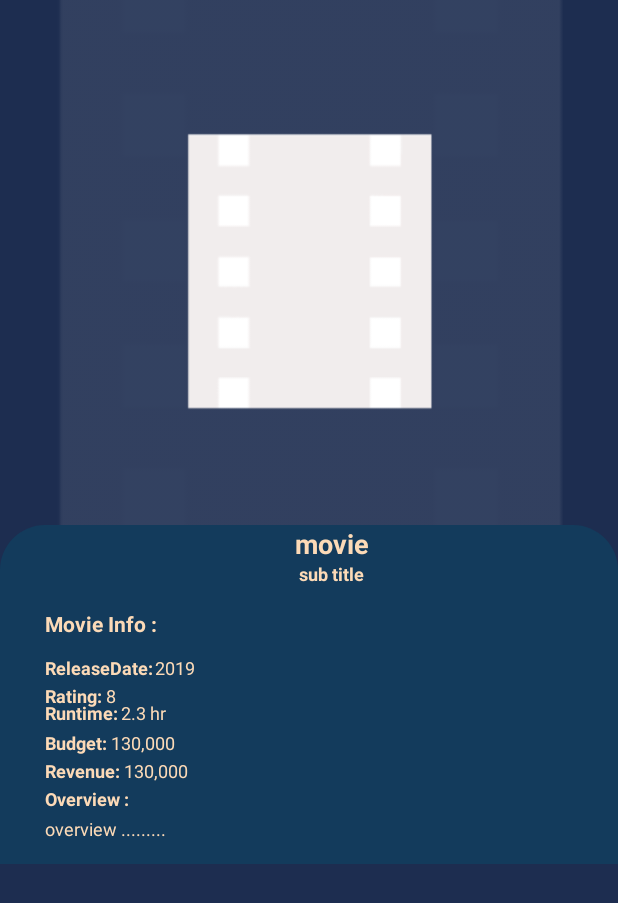
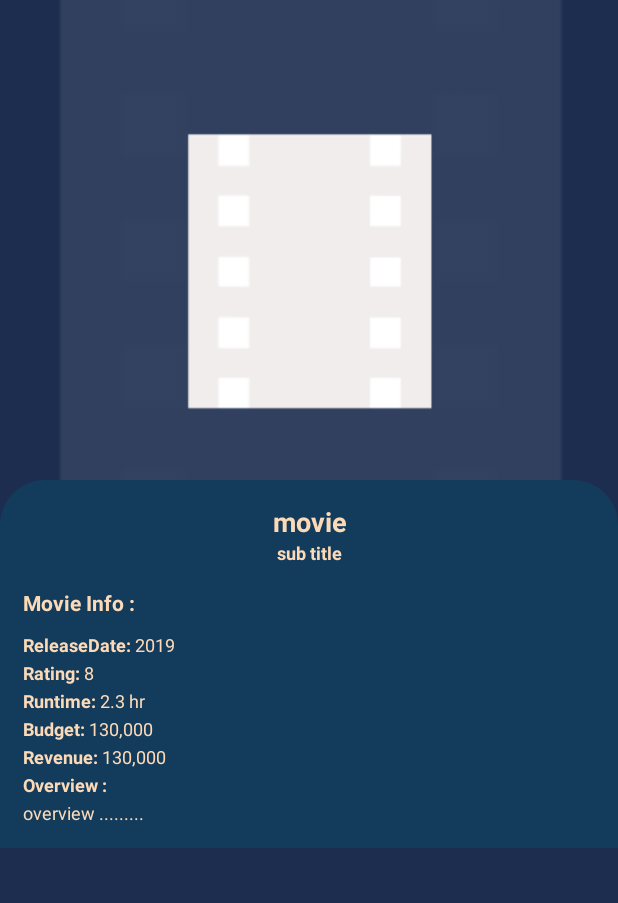
Before and after one commit to ezatpanah/Retrofit-Youtube, an Android app: the MovieDetailesActivity screen opened directly, with no data from a screen before it, on a phone screen of 412 x 824 dp. Shown: the top 903 px of the screen. Run offline under Robolectric (Android 15) with nearby library versions, the phone set to English and light mode, and no system bars; network calls fail; pictures from the network do not load.

Commit message:
Update activity_movie_detailes.xml

```diff
--- a/app/src/main/res/layout/activity_movie_detailes.xml
+++ b/app/src/main/res/layout/activity_movie_detailes.xml
@@ -22,15 +22,14 @@
     <ScrollView
         android:id="@+id/scrollView2"
         android:layout_width="0dp"
-        android:layout_height="0dp"
-        app:layout_constraintBottom_toBottomOf="parent"
+        android:layout_height="match_parent"
         app:layout_constraintEnd_toEndOf="parent"
         app:layout_constraintStart_toStartOf="parent"
         app:layout_constraintTop_toTopOf="parent">
 
         <androidx.constraintlayout.widget.ConstraintLayout
             android:layout_width="match_parent"
-            android:layout_height="match_parent">
+            android:layout_height="0dp">
 
             <androidx.constraintlayout.widget.ConstraintLayout
                 android:id="@+id/imgLayout"
@@ -67,93 +66,82 @@
                     app:shapeAppearanceOverlay="@style/RoundedImageView" />
             </androidx.constraintlayout.widget.ConstraintLayout>
 
-            <androidx.constraintlayout.widget.ConstraintLayout
-                android:id="@+id/linearLayout"
+            <LinearLayout
                 android:layout_width="match_parent"
-                android:layout_height="226dp"
+                android:layout_height="match_parent"
                 android:layout_marginTop="-30dp"
                 android:background="@drawable/bg_details"
-                app:layout_constraintBottom_toBottomOf="parent"
-                app:layout_constraintEnd_toEndOf="parent"
-                app:layout_constraintStart_toStartOf="parent"
+                android:orientation="vertical"
+                android:padding="15dp"
                 app:layout_constraintTop_toBottomOf="@+id/imgLayout">
 
                 <TextView
                     android:id="@+id/tvMovieTitle"
-                    android:layout_width="0dp"
+                    android:layout_width="match_parent"
                     android:layout_height="wrap_content"
-                    android:layout_marginBottom="202dp"
                     android:text="movie"
                     android:textAlignment="center"
                     android:textColor="@color/Sandy_Tan"
                     android:textSize="18sp"
-                    android:textStyle="bold"
-                    app:layout_constraintBottom_toBottomOf="parent"
-                    app:layout_constraintEnd_toEndOf="@+id/tvMovieTagLine"
-                    app:layout_constraintStart_toStartOf="@+id/tvMovieTagLine" />
+                    android:textStyle="bold" />
 
                 <TextView
                     android:id="@+id/tvMovieTagLine"
-                    android:layout_width="0dp"
+                    android:layout_width="match_parent"
                     android:layout_height="wrap_content"
                     android:text="sub title"
                     android:textAlignment="center"
                     android:textColor="@color/Sandy_Tan"
                     android:textSize="12sp"
-                    android:textStyle="bold"
-                    app:layout_constraintEnd_toEndOf="parent"
-                    app:layout_constraintStart_toStartOf="@+id/textView"
-                    app:layout_constraintTop_toBottomOf="@+id/tvMovieTitle" />
+                    android:textStyle="bold" />
 
                 <TextView
-                    android:id="@+id/textView"
                     android:layout_width="wrap_content"
                     android:layout_height="wrap_content"
-                    android:layout_marginStart="30dp"
-                    android:layout_marginLeft="30dp"
                     android:layout_marginTop="15dp"
                     android:text="Movie Info :"
                     android:textColor="@color/Sandy_Tan"
                     android:textSize="14sp"
-                    android:textStyle="bold"
-                    app:layout_constraintStart_toStartOf="parent"
-                    app:layout_constraintTop_toBottomOf="@+id/tvMovieTagLine" />
+                    android:textStyle="bold" />
 
+                <LinearLayout
+                    android:layout_width="match_parent"
+                    android:layout_height="match_parent"
+                    android:orientation="horizontal">
 
                     <TextView
-                    android:id="@+id/textView2"
                         android:layout_width="wrap_content"
                         android:layout_height="wrap_content"
+                        android:layout_marginTop="10dp"
                         android:text="ReleaseDate: "
                         android:textColor="@color/Sandy_Tan"
                         android:textSize="12sp"
-                    android:textStyle="bold"
-                    app:layout_constraintBaseline_toBaselineOf="@+id/tvMovieDateRelease"
-                    app:layout_constraintStart_toStartOf="@+id/textView" />
+                        android:textStyle="bold" />
 
                     <TextView
                         android:id="@+id/tvMovieDateRelease"
                         android:layout_width="wrap_content"
                         android:layout_height="wrap_content"
-                    android:layout_marginTop="11dp"
+                        android:layout_marginTop="10dp"
                         android:text="2019"
                         android:textColor="@color/Sandy_Tan"
-                    android:textSize="12sp"
-                    app:layout_constraintEnd_toEndOf="@+id/tvMovieBudget"
-                    app:layout_constraintStart_toEndOf="@+id/tvMovieBudget"
-                    app:layout_constraintTop_toBottomOf="@+id/textView" />
+                        android:textSize="12sp" />
 
+                </LinearLayout>
+
+                <LinearLayout
+                    android:layout_width="match_parent"
+                    android:layout_height="match_parent"
+                    android:orientation="horizontal">
 
                     <TextView
-                    android:id="@+id/textView3"
                         android:layout_width="wrap_content"
                         android:layout_height="wrap_content"
+                        android:layout_marginTop="2dp"
                         android:text="Rating: "
                         android:textColor="@color/Sandy_Tan"
                         android:textSize="12sp"
-                    android:textStyle="bold"
-                    app:layout_constraintBaseline_toBaselineOf="@+id/tvMovieRating"
-                    app:layout_constraintStart_toStartOf="@+id/textView2" />
+                        android:textStyle="bold" />
 
                     <TextView
                         android:id="@+id/tvMovieRating"
@@ -162,107 +150,105 @@
                         android:layout_marginTop="2dp"
                         android:text="8"
                         android:textColor="@color/Sandy_Tan"
-                    android:textSize="12sp"
-                    app:layout_constraintEnd_toEndOf="@+id/textView5"
-                    app:layout_constraintStart_toEndOf="@+id/textView5"
-                    app:layout_constraintTop_toBottomOf="@+id/textView2" />
+                        android:textSize="12sp" />
 
+                </LinearLayout>
+
+                <LinearLayout
+                    android:layout_width="match_parent"
+                    android:layout_height="match_parent"
+                    android:orientation="horizontal">
 
                     <TextView
-                    android:id="@+id/textView4"
                         android:layout_width="wrap_content"
                         android:layout_height="wrap_content"
+                        android:layout_marginTop="2dp"
                         android:text="Runtime: "
                         android:textColor="@color/Sandy_Tan"
                         android:textSize="12sp"
-                    android:textStyle="bold"
-                    app:layout_constraintBaseline_toBaselineOf="@+id/tvMovieRuntime"
-                    app:layout_constraintStart_toStartOf="@+id/textView3" />
+                        android:textStyle="bold" />
 
                     <TextView
                         android:id="@+id/tvMovieRuntime"
                         android:layout_width="wrap_content"
                         android:layout_height="wrap_content"
-                    android:layout_marginStart="3dp"
-                    android:layout_marginLeft="3dp"
-                    android:layout_marginBottom="3dp"
+                        android:layout_marginTop="2dp"
                         android:text="2.3 hr"
                         android:textColor="@color/Sandy_Tan"
-                    android:textSize="12sp"
-                    app:layout_constraintBottom_toTopOf="@+id/tvMovieBudget"
-                    app:layout_constraintStart_toEndOf="@+id/tvMovieRating" />
+                        android:textSize="12sp" />
 
+                </LinearLayout>
+
+                <LinearLayout
+                    android:layout_width="match_parent"
+                    android:layout_height="match_parent"
+                    android:orientation="horizontal">
 
                     <TextView
-                    android:id="@+id/textView5"
                         android:layout_width="wrap_content"
                         android:layout_height="wrap_content"
+                        android:layout_marginTop="2dp"
                         android:text="Budget: "
                         android:textColor="@color/Sandy_Tan"
                         android:textSize="12sp"
-                    android:textStyle="bold"
-                    app:layout_constraintBaseline_toBaselineOf="@+id/tvMovieBudget"
-                    app:layout_constraintStart_toStartOf="@+id/textView4" />
+                        android:textStyle="bold" />
 
                     <TextView
                         android:id="@+id/tvMovieBudget"
                         android:layout_width="wrap_content"
                         android:layout_height="wrap_content"
-                    android:layout_marginBottom="2dp"
+                        android:layout_marginTop="2dp"
                         android:text="130,000"
                         android:textColor="@color/Sandy_Tan"
-                    android:textSize="12sp"
-                    app:layout_constraintBottom_toTopOf="@+id/textView6"
-                    app:layout_constraintStart_toEndOf="@+id/textView5" />
+                        android:textSize="12sp" />
 
+                </LinearLayout>
+
+                <LinearLayout
+                    android:layout_width="match_parent"
+                    android:layout_height="match_parent"
+                    android:orientation="horizontal">
 
                     <TextView
-                    android:id="@+id/textView6"
                         android:layout_width="wrap_content"
                         android:layout_height="wrap_content"
+                        android:layout_marginTop="2dp"
                         android:text="Revenue: "
                         android:textColor="@color/Sandy_Tan"
                         android:textSize="12sp"
-                    android:textStyle="bold"
-                    app:layout_constraintBaseline_toBaselineOf="@+id/tvMovieRevenue"
-                    app:layout_constraintStart_toStartOf="@+id/textView5" />
+                        android:textStyle="bold" />
 
                     <TextView
                         android:id="@+id/tvMovieRevenue"
                         android:layout_width="wrap_content"
                         android:layout_height="wrap_content"
-                    android:layout_marginBottom="2dp"
+                        android:layout_marginTop="2dp"
                         android:text="130,000"
                         android:textColor="@color/Sandy_Tan"
-                    android:textSize="12sp"
-                    app:layout_constraintBottom_toTopOf="@+id/textView7"
-                    app:layout_constraintStart_toEndOf="@+id/textView6" />
+                        android:textSize="12sp" />
+
+                </LinearLayout>
 
 
                 <TextView
-                    android:id="@+id/textView7"
                     android:layout_width="wrap_content"
                     android:layout_height="wrap_content"
-                    android:layout_marginBottom="3dp"
+                    android:layout_marginTop="2dp"
                     android:text="Overview :"
                     android:textColor="@color/Sandy_Tan"
                     android:textSize="12sp"
-                    android:textStyle="bold"
-                    app:layout_constraintBottom_toTopOf="@+id/tvMovieOverview"
-                    app:layout_constraintStart_toStartOf="@+id/textView6" />
+                    android:textStyle="bold" />
 
                 <TextView
                     android:id="@+id/tvMovieOverview"
                     android:layout_width="wrap_content"
                     android:layout_height="wrap_content"
-                    android:layout_marginBottom="15dp"
+                    android:layout_marginTop="2dp"
                     android:text="overview ........."
                     android:textColor="@color/Sandy_Tan"
-                    android:textSize="12sp"
-                    app:layout_constraintBottom_toBottomOf="parent"
-                    app:layout_constraintStart_toStartOf="@+id/textView7" />
+                    android:textSize="12sp" />
 
-            </androidx.constraintlayout.widget.ConstraintLayout>
+            </LinearLayout>
 
         </androidx.constraintlayout.widget.ConstraintLayout>
     </ScrollView>
```
Lines whose indentation alone changed are shown as unchanged.
